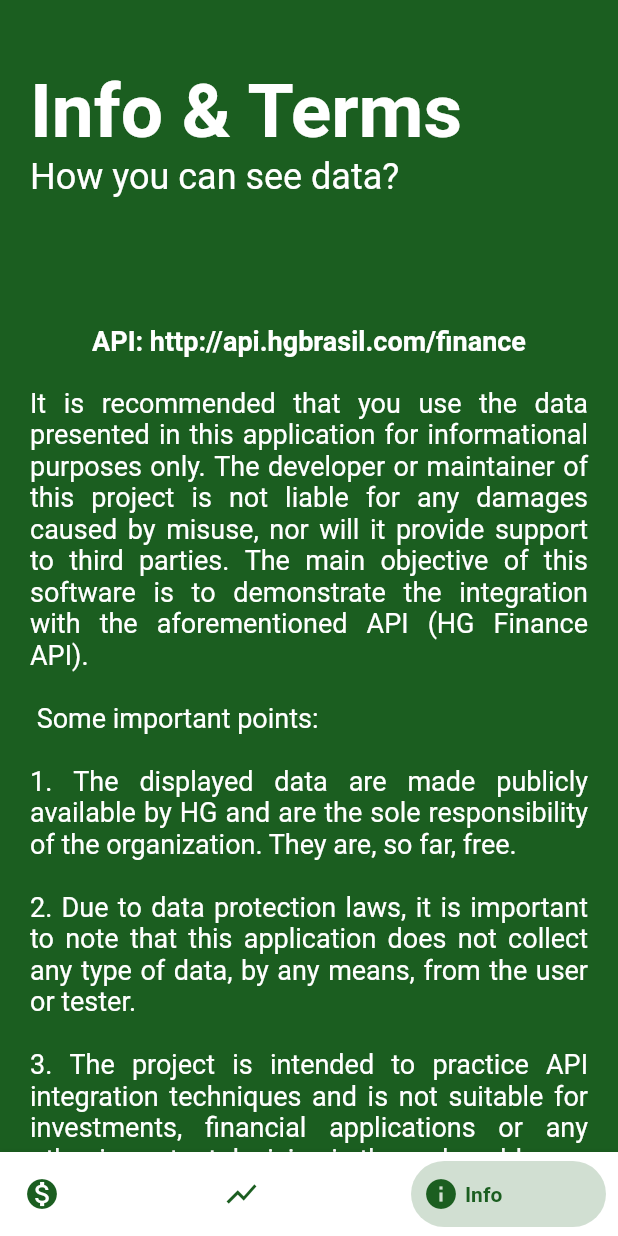
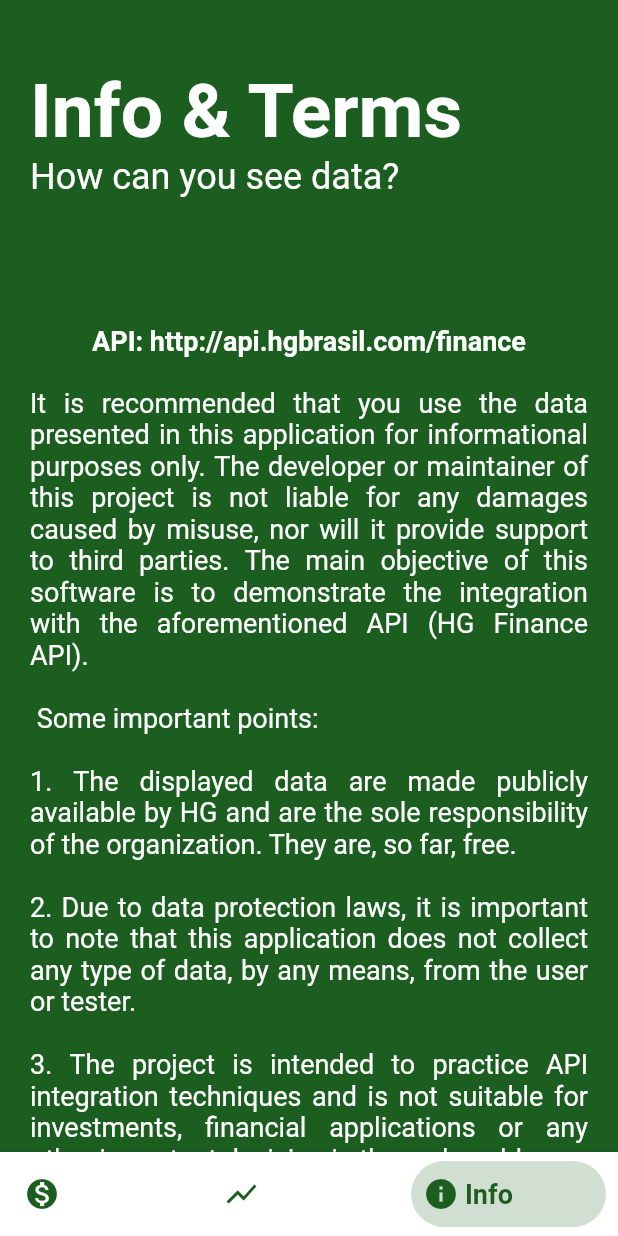
Before and after one commit to NewDevBr/brazilian_currency_converter, a Flutter app: the screen it shows after launch, item 3 of the bottom bar chosen, on a phone screen of 412 x 824 dp. Run offline on Flutter 3.47's test engine with Material 2 defaults, Android fonts, the phone set to English and light mode, and no system bars; drawn by our look-alikes of bottom_navy_bar; network calls fail.

Commit message:
Increase size words

```diff
--- a/lib/resources/interfaceHelper.dart
+++ b/lib/resources/interfaceHelper.dart
@@ -57,7 +57,12 @@ class GuiHelper {
 
   makeBottomNavigatorBarItem(String text, IconData icon) {
     return BottomNavyBarItem(
-        title: Text(text), icon: Icon(icon), activeColor: Colors.green[900]);
+        title: Text(
+          text,
+          style: TextStyle(fontSize: 18),
+        ),
+        icon: Icon(icon),
+        activeColor: Colors.green[900]);
   }
 
   rotateDeterminer(double value) {
--- a/lib/screens/converter.dart
+++ b/lib/screens/converter.dart
@@ -30,7 +30,7 @@ class _Converter extends State<Converter> {
                 child: Theme(
                   data: ThemeData(splashColor: Colors.transparent),
                   child: TextFormField(
-                    style: TextStyle(fontWeight: FontWeight.bold),
+                    style: TextStyle(fontWeight: FontWeight.bold, fontSize: 22),
                     onChanged: (value) {
                       setState(() {
                         calculate.convert(double.parse(value));
--- a/lib/screens/information.dart
+++ b/lib/screens/information.dart
@@ -20,7 +20,7 @@ class _Information extends State<Information> {
                 guiHelper.makeSpace(25),
                 guiHelper.makeText("Info & Terms", 50,
                     bold: true, align: Alignment.topLeft),
-                guiHelper.makeText("How you can see data?", 24,
+                guiHelper.makeText("How can you see data?", 24,
                     align: Alignment.topLeft),
                 guiHelper.makeSpace(85),
                 guiHelper.makeText("API: http://api.hgbrasil.com/finance", 18,
```
Also changed, not shown: flutter_01.png (added), 1 other file.
